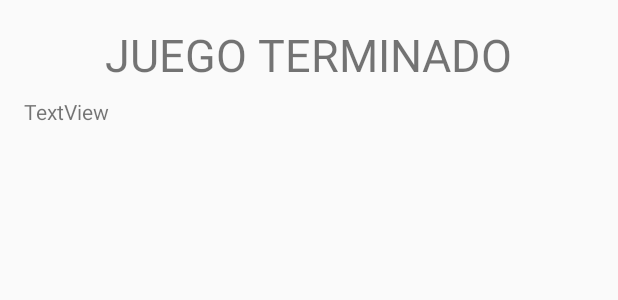
After one commit to DARWorldSkills/EmparejaApp3, an Android app: the layout item_resumen.xml on its own in the app's theme, with its tools: preview values and no code run, on a phone screen of 412 x 824 dp. The commit adds this screen. Shown: the top 300 px of the screen. Run offline under Robolectric (Android 15) with nearby library versions, the phone set to English and light mode, and no system bars.

Commit message:
Empezando juego

```diff
--- /dev/null
+++ b/EmparejaApp/app/src/main/res/layout/item_resumen.xml
@@ -0,0 +1,30 @@
+<?xml version="1.0" encoding="utf-8"?>
+<android.support.constraint.ConstraintLayout
+    xmlns:android="http://schemas.android.com/apk/res/android"
+    xmlns:app="http://schemas.android.com/apk/res-auto"
+    xmlns:tools="http://schemas.android.com/tools"
+    android:layout_width="match_parent"
+    android:layout_height="match_parent">
+
+    <TextView
+        android:id="@+id/textView"
+        android:layout_width="wrap_content"
+        android:layout_height="wrap_content"
+        android:layout_marginTop="16dp"
+        android:text="@string/juegoterminado"
+        android:textAllCaps="true"
+        android:textSize="30sp"
+        app:layout_constraintEnd_toEndOf="parent"
+        app:layout_constraintStart_toStartOf="parent"
+        app:layout_constraintTop_toTopOf="parent" />
+
+    <TextView
+        android:id="@+id/textView2"
+        android:layout_width="wrap_content"
+        android:layout_height="wrap_content"
+        android:layout_marginStart="16dp"
+        android:layout_marginTop="8dp"
+        android:text="TextView"
+        app:layout_constraintStart_toStartOf="parent"
+        app:layout_constraintTop_toBottomOf="@+id/textView" />
+</android.support.constraint.ConstraintLayout>
--- a/EmparejaApp/app/src/main/res/values/strings.xml
+++ b/EmparejaApp/app/src/main/res/values/strings.xml
@@ -13,5 +13,6 @@
     <string name="medio">Medio</string>
     <string name="dificil">Difícil</string>
     <string name="cancelar">Cancelar</string>
+    <string name="juegoterminado">Juego Terminado</string>
 
 </resources>
```
Also changed, not shown: EmparejaApp/app/src/main/java/com/davidpopayan/sena/emparejaapp/AdapterJ.java (added, +29 -0 lines), EmparejaApp/app/src/main/java/com/davidpopayan/sena/emparejaapp/MainActivity.java (+2 -25 lines), EmparejaApp/app/src/main/java/com/davidpopayan/sena/emparejaapp/Splash.java (+7 -1 lines), EmparejaApp/app/src/main/res/layout/activity_main.xml (+95 -6 lines).
